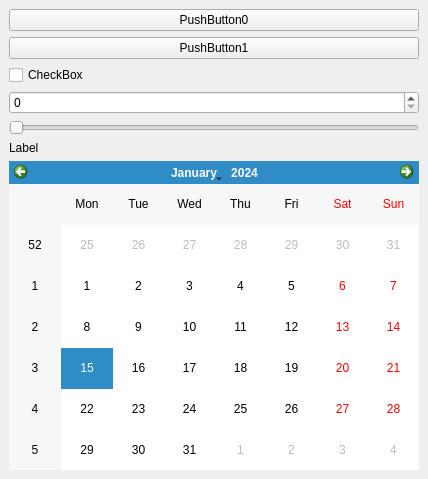
Old version of the form final_project/SamplePluginPA10/src/SamplePlugin.ui in the repository t-g-j/RoVi.
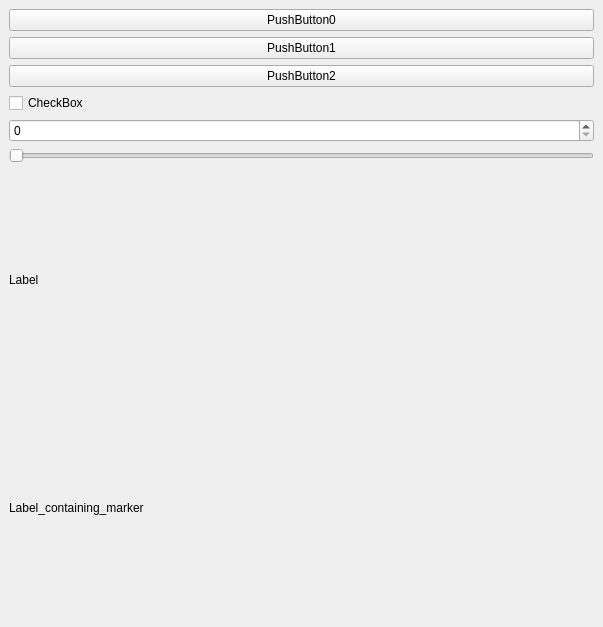
New version of the form.

```diff
--- a/final_project/SamplePluginPA10/src/SamplePlugin.ui
+++ b/final_project/SamplePluginPA10/src/SamplePlugin.ui
@@ -6,8 +6,8 @@
    <rect>
     <x>0</x>
     <y>0</y>
-    <width>428</width>
-    <height>479</height>
+    <width>603</width>
+    <height>627</height>
    </rect>
   </property>
   <property name="windowTitle">
@@ -31,6 +31,13 @@
         </property>
        </widget>
       </item>
+      <item>
+       <widget class="QPushButton" name="_btn2">
+        <property name="text">
+         <string>PushButton2</string>
+        </property>
+       </widget>
+      </item>
       <item>
        <widget class="QCheckBox" name="_checkBox">
         <property name="text">
@@ -56,7 +63,11 @@
        </widget>
       </item>
       <item>
-       <widget class="QCalendarWidget" name="_calendar"/>
+       <widget class="QLabel" name="_label_marker">
+        <property name="text">
+         <string>Label_containing_marker</string>
+        </property>
+       </widget>
       </item>
      </layout>
     </item>
```
